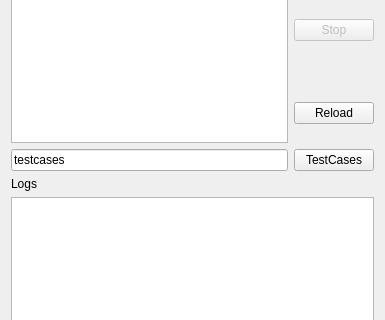
Above: gui.ui from PokerMakyo/TestSuite before the change; both pictures show x 0 to 385 and y 93 to 413 of the 385 by 506 pixel window. Below: the same form after it.
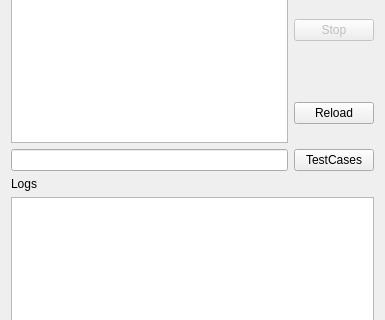
That is the form after the change.

Commit message: don't use default testcases directory

What changed in the file:
```diff
--- a/gui.ui
+++ b/gui.ui
@@ -19,7 +19,7 @@
      <item>
       <widget class="QLineEdit" name="directory">
        <property name="text">
-        <string>testcases</string>
+        <string/>
        </property>
       </widget>
      </item>
```
The commit also changes 1 other file.
